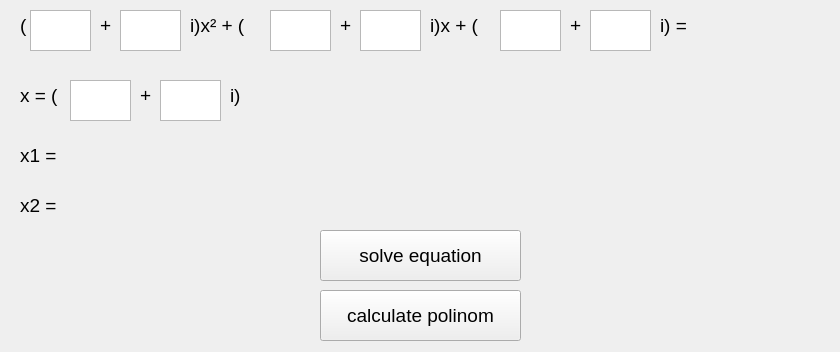
First picture: the form in 3 lab/interface.ui, repository ivevv/OOP, before the edit.
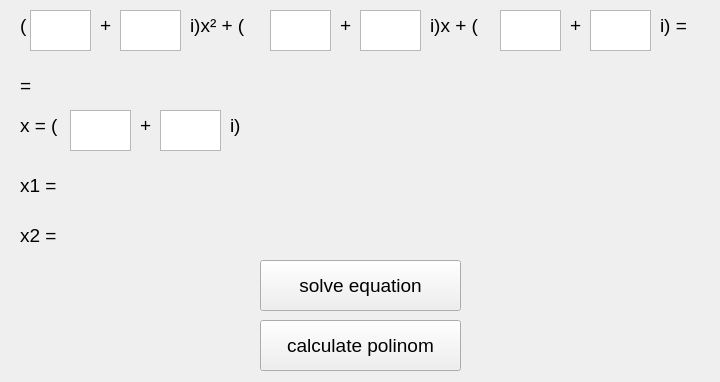
Second picture: the form after the edit.

Commit message: поправила ui и риделала функционал к кнопкам

The edit to the form file:
```diff
--- a/3 lab/interface.ui
+++ b/3 lab/interface.ui
@@ -6,8 +6,8 @@
    <rect>
     <x>0</x>
     <y>0</y>
-    <width>840</width>
-    <height>352</height>
+    <width>720</width>
+    <height>382</height>
    </rect>
   </property>
   <property name="font">
@@ -171,7 +171,7 @@
    <property name="geometry">
     <rect>
      <x>20</x>
-     <y>70</y>
+     <y>100</y>
      <width>55</width>
      <height>51</height>
     </rect>
@@ -184,7 +184,7 @@
    <property name="geometry">
     <rect>
      <x>70</x>
-     <y>80</y>
+     <y>110</y>
      <width>61</width>
      <height>41</height>
     </rect>
@@ -194,7 +194,7 @@
    <property name="geometry">
     <rect>
      <x>160</x>
-     <y>80</y>
+     <y>110</y>
      <width>61</width>
      <height>41</height>
     </rect>
@@ -204,7 +204,7 @@
    <property name="geometry">
     <rect>
      <x>230</x>
-     <y>80</y>
+     <y>110</y>
      <width>21</width>
      <height>31</height>
     </rect>
@@ -216,8 +216,8 @@
   <widget class="QPushButton" name="solve_btn">
    <property name="geometry">
     <rect>
-     <x>320</x>
-     <y>230</y>
+     <x>260</x>
+     <y>260</y>
      <width>201</width>
      <height>51</height>
     </rect>
@@ -226,24 +226,11 @@
     <string>solve equation</string>
    </property>
   </widget>
-  <widget class="QPushButton" name="calculate_btn">
-   <property name="geometry">
-    <rect>
-     <x>320</x>
-     <y>290</y>
-     <width>201</width>
-     <height>51</height>
-    </rect>
-   </property>
-   <property name="text">
-    <string>calculate polinom</string>
-   </property>
-  </widget>
   <widget class="QLabel" name="x1_label">
    <property name="geometry">
     <rect>
      <x>20</x>
-     <y>130</y>
+     <y>160</y>
      <width>55</width>
      <height>51</height>
     </rect>
@@ -256,7 +243,7 @@
    <property name="geometry">
     <rect>
      <x>20</x>
-     <y>190</y>
+     <y>220</y>
      <width>55</width>
      <height>31</height>
     </rect>
@@ -268,9 +255,9 @@
   <widget class="QLabel" name="value">
    <property name="geometry">
     <rect>
-     <x>710</x>
-     <y>0</y>
-     <width>121</width>
+     <x>40</x>
+     <y>60</y>
+     <width>661</width>
      <height>51</height>
     </rect>
    </property>
@@ -295,7 +282,7 @@
    <property name="geometry">
     <rect>
      <x>140</x>
-     <y>80</y>
+     <y>110</y>
      <width>21</width>
      <height>31</height>
     </rect>
@@ -308,8 +295,8 @@
    <property name="geometry">
     <rect>
      <x>80</x>
-     <y>130</y>
-     <width>121</width>
+     <y>160</y>
+     <width>621</width>
      <height>51</height>
     </rect>
    </property>
@@ -321,8 +308,8 @@
    <property name="geometry">
     <rect>
      <x>80</x>
-     <y>180</y>
-     <width>121</width>
+     <y>210</y>
+     <width>621</width>
      <height>51</height>
     </rect>
    </property>
@@ -330,6 +317,32 @@
     <string/>
    </property>
   </widget>
+  <widget class="QPushButton" name="calculate_btn">
+   <property name="geometry">
+    <rect>
+     <x>260</x>
+     <y>320</y>
+     <width>201</width>
+     <height>51</height>
+    </rect>
+   </property>
+   <property name="text">
+    <string>calculate polinom</string>
+   </property>
+  </widget>
+  <widget class="QLabel" name="equal">
+   <property name="geometry">
+    <rect>
+     <x>20</x>
+     <y>70</y>
+     <width>51</width>
+     <height>31</height>
+    </rect>
+   </property>
+   <property name="text">
+    <string>=</string>
+   </property>
+  </widget>
   <zorder>bracket1</zorder>
   <zorder>ar</zorder>
   <zorder>plus1</zorder>
```
Left out of the diff: 3 changed lines with no effect on the pictures. The commit also changes 2 other files.
